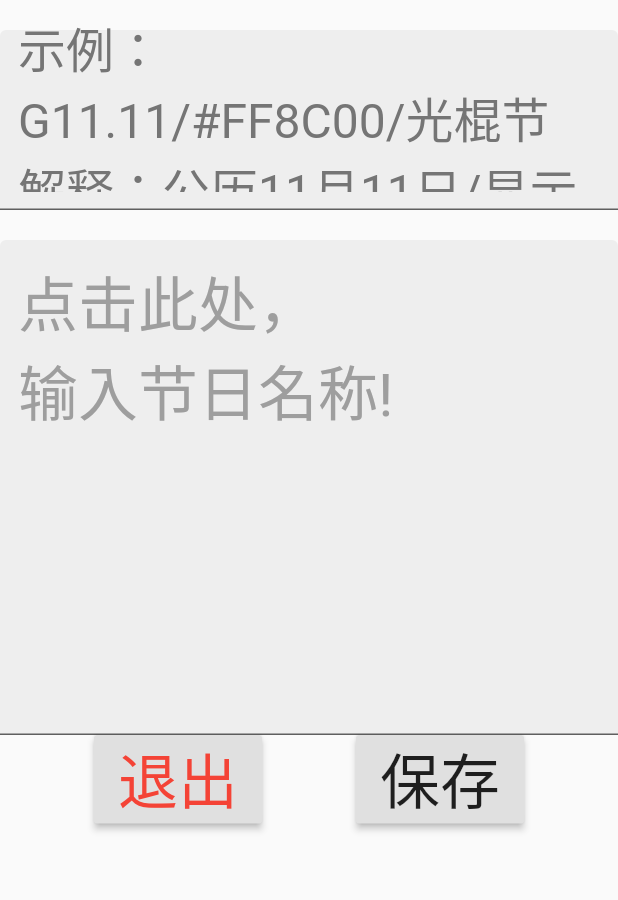
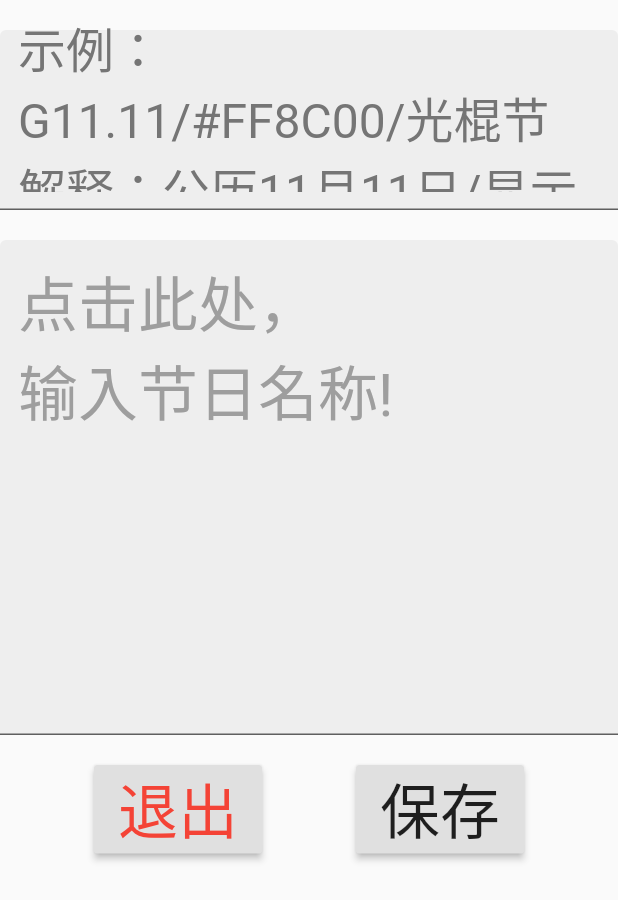
Before and after one commit to taihangg/calendar_todo, a Flutter app: the FestirvalEditor widget shown alone on an empty page, opened directly with empty values, on a phone screen of 412 x 824 dp. Shown: the top 900 px of the screen. Run offline on Flutter 3.47's test engine with Material 2 defaults, Android fonts, the phone set to English and light mode, and no system bars; our stand-ins replace charts_flutter, event_bus, shared_preferences; missing offline and left inert: flutter_sparkline, gbk2utf8, gzx_dropdown_menu, marquee_flutter, rubber; accounts and stored records are empty; network calls fail; statements that could not run were skipped.

Commit message:
修改自定义编辑界面

```diff
--- a/lib/festirval_editor.dart
+++ b/lib/festirval_editor.dart
@@ -157,10 +157,10 @@ L0.-1/#FF8C00/十斋日
           height: _width / 40,
         ),
         _buildTextInput(),
-//        SizedBox(
-//          width: _width / 40,
-//          height: _width / 40,
-//        ),
+        SizedBox(
+          width: _width / 40,
+          height: _width / 40,
+        ),
         _buildButtonRow(),
       ],
     );
```
